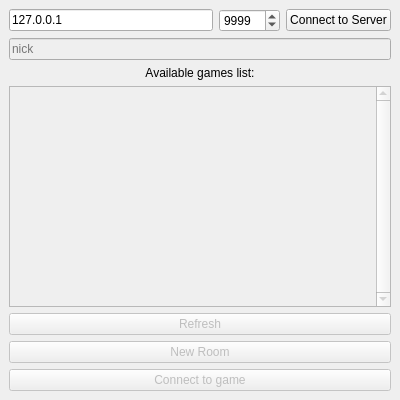
Pilif102/Kosci, file KlientKosci/wybor.ui: the form before one commit.
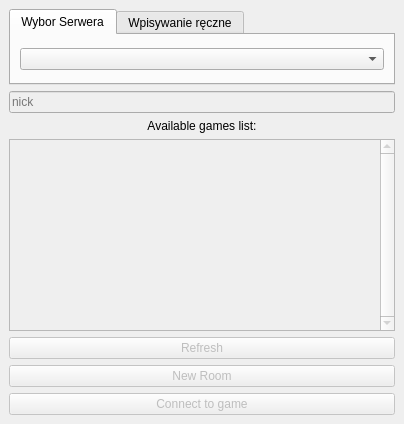
The form after the commit.

```diff
--- a/KlientKosci/wybor.ui
+++ b/KlientKosci/wybor.ui
@@ -9,8 +9,8 @@
    <rect>
     <x>0</x>
     <y>0</y>
-    <width>400</width>
-    <height>400</height>
+    <width>404</width>
+    <height>424</height>
    </rect>
   </property>
   <property name="sizePolicy">
@@ -22,7 +22,7 @@
   <property name="minimumSize">
    <size>
     <width>400</width>
-    <height>400</height>
+    <height>0</height>
    </size>
   </property>
   <property name="maximumSize">
@@ -40,7 +40,31 @@
    </property>
    <layout class="QVBoxLayout" name="verticalLayout_2">
     <item>
-     <layout class="QHBoxLayout" name="connectGroup">
+     <widget class="QTabWidget" name="tabWidget">
+      <property name="minimumSize">
+       <size>
+        <width>0</width>
+        <height>0</height>
+       </size>
+      </property>
+      <property name="currentIndex">
+       <number>0</number>
+      </property>
+      <widget class="QWidget" name="wybor_2">
+       <attribute name="title">
+        <string>Wybor Serwera</string>
+       </attribute>
+       <layout class="QVBoxLayout" name="verticalLayout_3">
+        <item>
+         <widget class="QComboBox" name="Servery"/>
+        </item>
+       </layout>
+      </widget>
+      <widget class="QWidget" name="IpSetter">
+       <attribute name="title">
+        <string>Wpisywanie ręczne</string>
+       </attribute>
+       <layout class="QHBoxLayout" name="horizontalLayout">
       <item>
        <widget class="QLineEdit" name="lineEditIP">
         <property name="inputMask">
@@ -72,6 +96,8 @@
        </widget>
       </item>
      </layout>
+      </widget>
+     </widget>
     </item>
     <item>
      <widget class="QLineEdit" name="nickEdit">
```
Left out of the diff: 15 changed lines with no effect on the pictures. Lines whose indentation alone changed are shown as unchanged.
